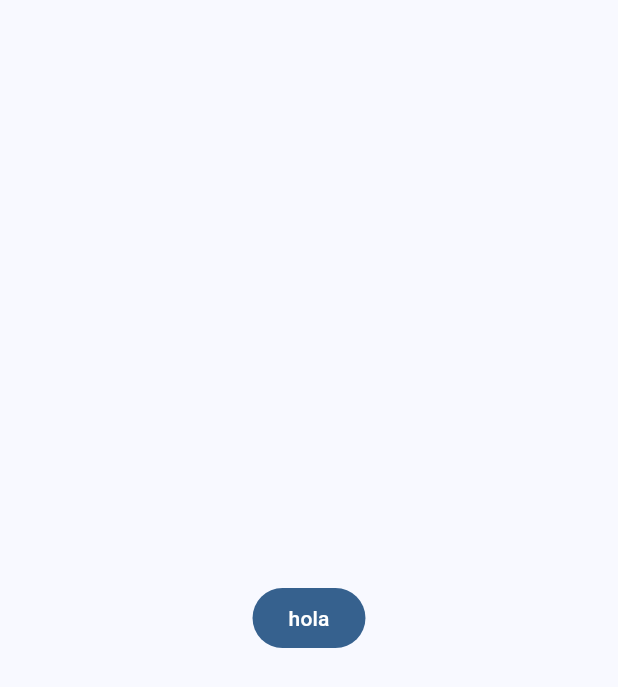
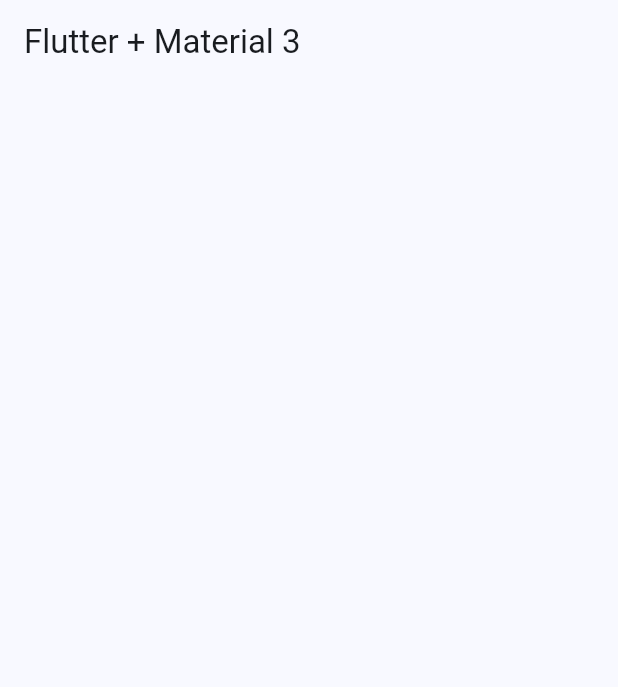
Before and after one commit to Kanicbay/Flutter-Learning, a Flutter app: the screen it shows after launch, on a phone screen of 412 x 824 dp. Shown: the top 687 px of the screen. Run offline on Flutter 3.47's test engine with Material 3 defaults, Android fonts, the phone set to English and light mode, and no system bars; our stand-ins replace animate_do, dio, video_player.

Commit message:
feat(widgets_app): add menu items and home screen
Brian Coyago

```diff
--- a/Flutter/widgets_app/lib/config/theme/app_theme.dart
+++ b/Flutter/widgets_app/lib/config/theme/app_theme.dart
@@ -22,5 +22,8 @@ class AppTheme {
         'Selected color must be less or equal of than ${colorList.length - 1}',
       );
 
-  ThemeData getTheme() => ThemeData(colorSchemeSeed: colorList[selectedColor]);
+  ThemeData getTheme() => ThemeData(
+    colorSchemeSeed: colorList[selectedColor],
+    appBarTheme: AppBarTheme(centerTitle: false),
+  );
 }
--- a/Flutter/widgets_app/lib/main.dart
+++ b/Flutter/widgets_app/lib/main.dart
@@ -1,5 +1,6 @@
 import 'package:flutter/material.dart';
 import 'package:widgets_app/config/theme/app_theme.dart';
+import 'package:widgets_app/presentation/screens/home/home_screen.dart';
 
 void main() {
   runApp(const MainApp());
@@ -13,11 +14,7 @@ class MainApp extends StatelessWidget {
     return MaterialApp(
       debugShowCheckedModeBanner: false,
       theme: AppTheme(selectedColor: 0).getTheme(),
-      home: Scaffold(
-        body: Center(
-          child: FilledButton(onPressed: () {}, child: Text('hola')),
-        ),
-      ),
+      home: const HomeScreen(),
     );
   }
 }
--- /dev/null
+++ b/Flutter/widgets_app/lib/presentation/screens/home/home_screen.dart
@@ -0,0 +1,10 @@
+import 'package:flutter/material.dart';
+
+class HomeScreen extends StatelessWidget {
+  const HomeScreen({super.key});
+
+  @override
+  Widget build(BuildContext context) {
+    return Scaffold(appBar: AppBar(title: Text('Flutter + Material 3')));
+  }
+}
```
Also changed, not shown: Flutter/widgets_app/lib/config/menu/menu_item.dart (added, +31 -0 lines).
